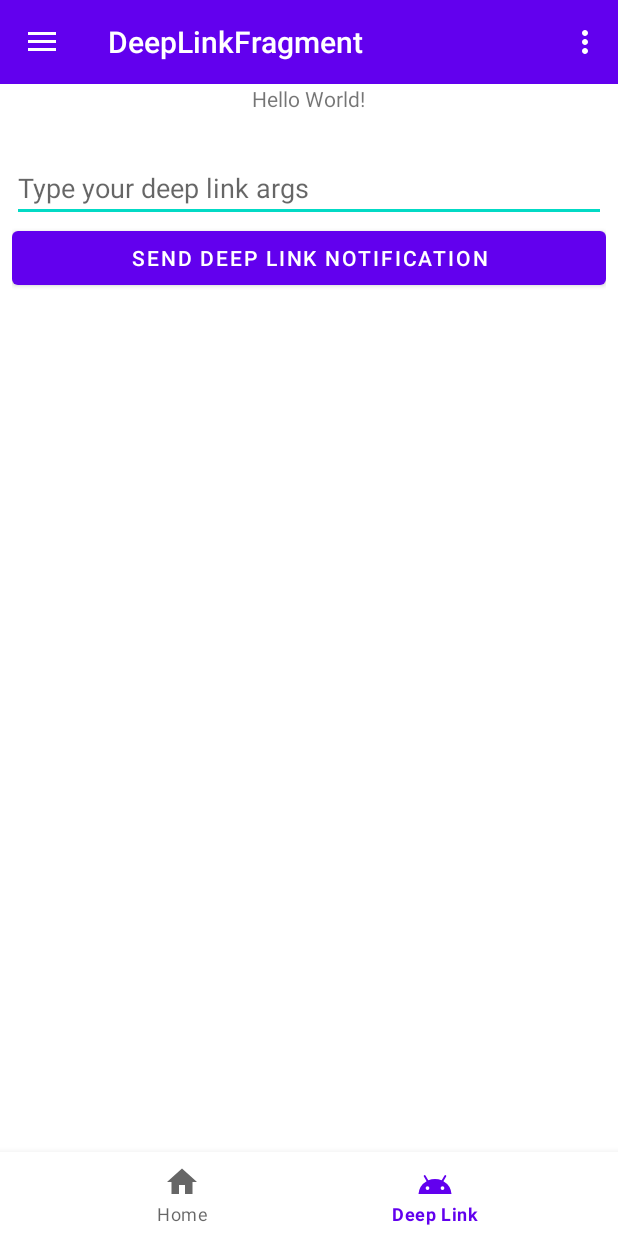
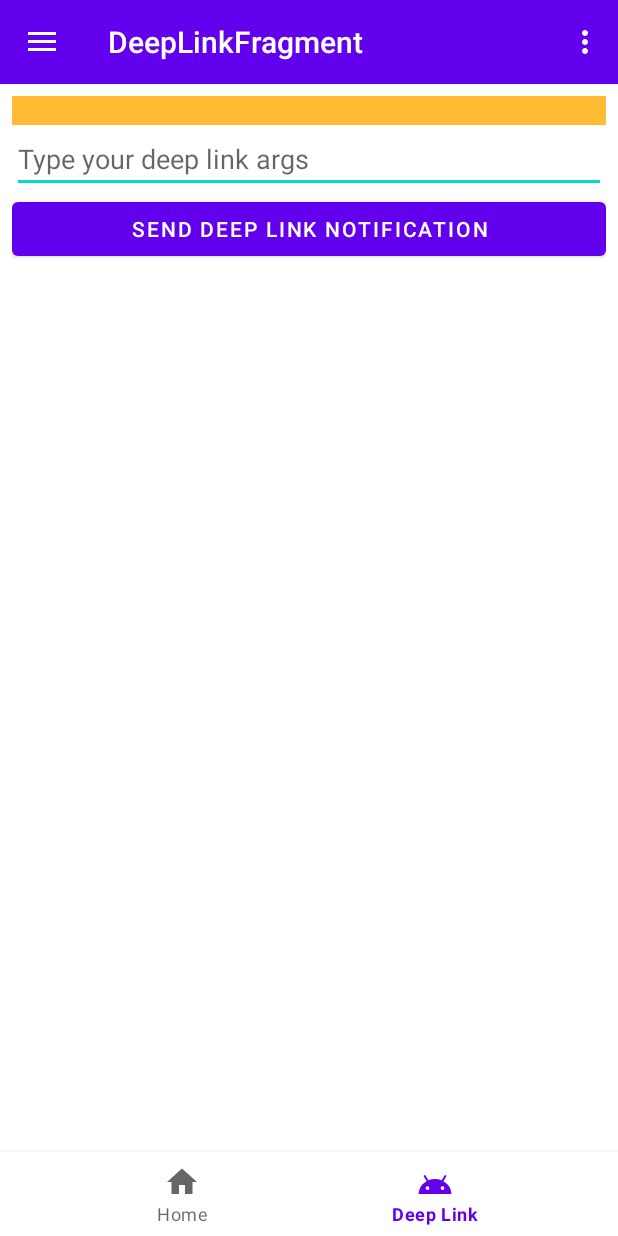
Before and after one commit to canonall/JetpackNavigationExample, an Android app: the DeepLinkFragment screen opened through its navigation route, in the side drawer, after a tap on "Deep Link", on a phone screen of 412 x 824 dp. Run offline under Robolectric (Android 15) with nearby library versions, the phone set to English and light mode, and no system bars; our stand-ins replace data binding, navigation-ui.

Commit message:
DeepLink widget and notification added

```diff
--- a/app/src/main/java/com/canonal/jetpacknavigation/fragment/DeepLinkFragment.kt
+++ b/app/src/main/java/com/canonal/jetpacknavigation/fragment/DeepLinkFragment.kt
@@ -1,10 +1,17 @@
 package com.canonal.jetpacknavigation.fragment
 
+import android.app.NotificationChannel
+import android.app.NotificationManager
+import android.content.Context
+import android.os.Build
 import android.os.Bundle
 import android.view.LayoutInflater
 import android.view.View
 import android.view.ViewGroup
+import androidx.core.app.NotificationCompat
 import androidx.fragment.app.Fragment
+import androidx.navigation.fragment.findNavController
+import com.canonal.jetpacknavigation.R
 import com.canonal.jetpacknavigation.databinding.FragmentDeepLinkBinding
 
 
@@ -28,6 +35,41 @@ class DeepLinkFragment : Fragment() {
         return binding.root
     }
 
+    override fun onViewCreated(view: View, savedInstanceState: Bundle?) {
+
+        binding.tvText.text = arguments?.getString("myKey")
+        binding.btnSendNotification.setOnClickListener {
+            val bundle = Bundle()
+            bundle.putString("myKey", binding.etText.text.toString())
+
+            val deepLinkFromNotification = findNavController().createDeepLink()
+                .setDestination(R.id.deepLinkFragment)
+                .setArguments(bundle)
+                .createPendingIntent()
+
+            val notificationManager =
+                context?.getSystemService(Context.NOTIFICATION_SERVICE) as NotificationManager
+            if (Build.VERSION.SDK_INT >= Build.VERSION_CODES.O) {
+                notificationManager.createNotificationChannel(
+                    NotificationChannel(
+                        "deepLink",
+                        "Deep Links",
+                        NotificationManager.IMPORTANCE_HIGH
+                    )
+                )
+            }
+            val builder = NotificationCompat.Builder(
+                requireContext(), "deepLink"
+            )
+                .setContentTitle("Notification Title")
+                .setContentText(binding.etText.text)
+                .setSmallIcon(R.drawable.ic_android)
+                .setContentIntent(deepLinkFromNotification)
+                .setAutoCancel(true)
+            notificationManager.notify(0, builder.build())
+        }
+    }
+
     companion object {
 
         @JvmStatic
--- a/app/src/main/res/layout/activity_main.xml
+++ b/app/src/main/res/layout/activity_main.xml
@@ -26,20 +26,12 @@
                 android:layout_alignParentTop="true"
                 android:background="@color/purple_500" />
 
-            <TextView
-                android:id="@+id/tvHello"
-                android:layout_width="wrap_content"
-                android:layout_height="wrap_content"
-                android:layout_below="@id/toolbar"
-                android:layout_centerHorizontal="true"
-                android:text="Hello World!" />
-
             <androidx.fragment.app.FragmentContainerView
                 android:id="@+id/nav_host_fragment"
+                android:layout_below="@id/toolbar"
                 android:name="androidx.navigation.fragment.NavHostFragment"
                 android:layout_width="match_parent"
                 android:layout_height="match_parent"
-                android:layout_below="@+id/tvHello"
                 app:defaultNavHost="true"
                 app:navGraph="@navigation/nav_graph" />
 
--- a/app/src/main/res/layout/fragment_deep_link.xml
+++ b/app/src/main/res/layout/fragment_deep_link.xml
@@ -14,18 +14,19 @@
         tools:context="com.example.android.codelabs.navigation.DeepLinkFragment">
 
         <TextView
-            android:id="@+id/text"
+            android:id="@+id/tvText"
             android:layout_width="match_parent"
-            android:layout_height="wrap_content" />
+            android:layout_height="wrap_content"
+            android:background="@android:color/holo_orange_light" />
 
         <EditText
-            android:id="@+id/args_edit_text"
+            android:id="@+id/etText"
             android:layout_width="match_parent"
             android:layout_height="wrap_content"
             android:hint="@string/deep_link_instructions" />
 
         <Button
-            android:id="@+id/send_notification_button"
+            android:id="@+id/btnSendNotification"
             android:layout_width="match_parent"
             android:layout_height="wrap_content"
             android:text="@string/send_deep_link_notification_button" />
--- a/app/src/main/res/navigation/nav_graph.xml
+++ b/app/src/main/res/navigation/nav_graph.xml
@@ -57,6 +57,9 @@
         android:id="@+id/deepLinkFragment"
         android:name="com.canonal.jetpacknavigation.fragment.DeepLinkFragment"
         tools:layout="@layout/fragment_deep_link"
-        android:label="DeepLinkFragment" />
+        android:label="DeepLinkFragment">
+
+        <deepLink app:uri="www.example.com/{myKey}"/>
+    </fragment>
 
 </navigation>
--- /dev/null
+++ b/app/src/main/res/xml/widget_deep_link.xml
@@ -0,0 +1,6 @@
+<?xml version="1.0" encoding="utf-8"?>
+<appwidget-provider xmlns:android="http://schemas.android.com/apk/res/android"
+    android:minWidth="110dp"
+    android:minHeight="40dp"
+    android:updatePeriodMillis="0"
+    android:initialLayout="@layout/widget_deep_link"/>
```
Also changed, not shown: app/src/main/AndroidManifest.xml (+14 -0 lines), app/src/main/java/com/canonal/jetpacknavigation/provider/DeepLinkWidgetProvider.kt (+32 -1 lines).
